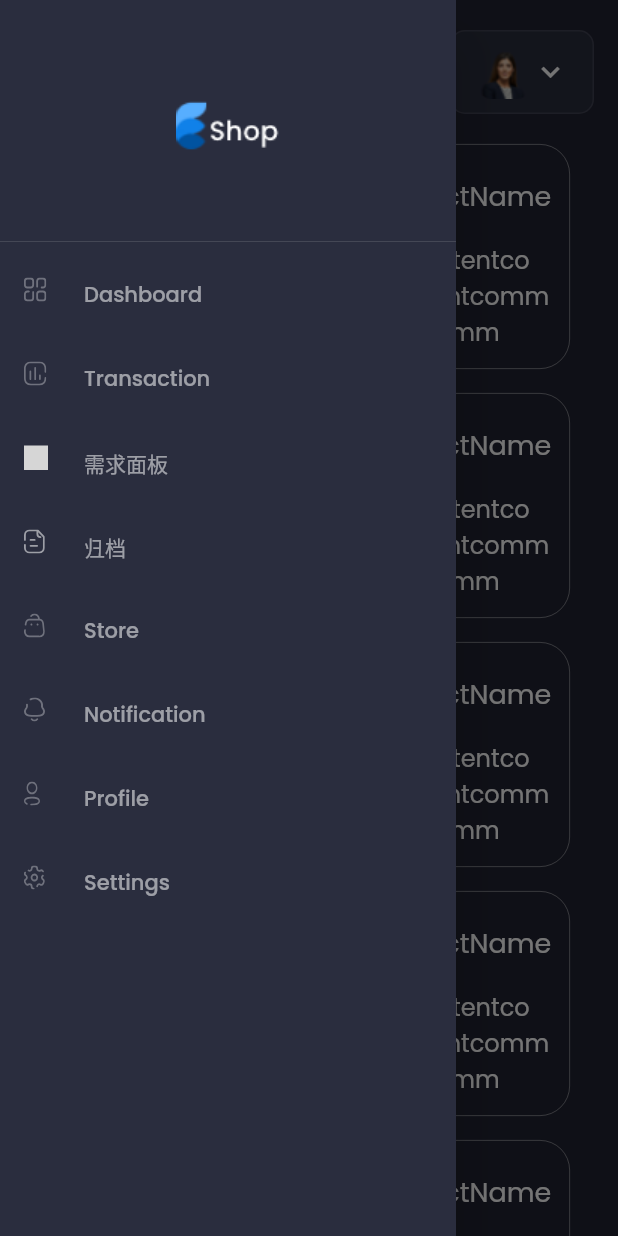
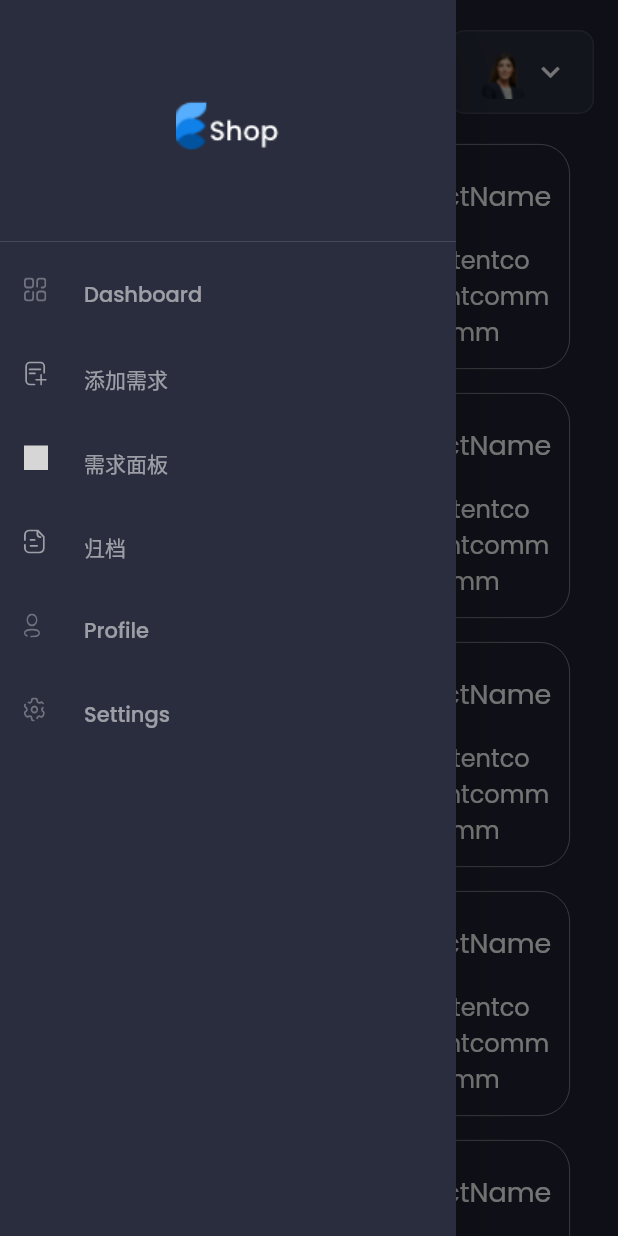
Before and after one commit to wacr2008/flutter_project_manager, a Flutter app: the screen it shows after launch, with the side drawer open, on a phone screen of 412 x 824 dp. Run offline on Flutter 3.47's test engine with Material 2 defaults, Android fonts, the phone set to English and light mode, and no system bars; our stand-ins replace data_table_2, fl_chart, flutter_staggered_animations, flutter_svg, get, google_fonts and 2 more; missing offline and left inert: flutter_animated_button; project files that could hold a hidden picture were left out; grey boxes are pictures that could not be loaded.

Commit message:
精简侧边栏

```diff
--- a/lib/view/main/main_screen.dart
+++ b/lib/view/main/main_screen.dart
@@ -1,5 +1,6 @@
 import 'package:admin/controllers/menu_controller.dart';
 import 'package:admin/utils/responsive.dart';
+import 'package:admin/view/add_demand/AddDemandView.dart';
 import 'package:admin/view/demand_board/my_demand_board_view.dart';
 import 'package:admin/view/log/log_view.dart';
 
@@ -44,6 +45,7 @@ class MainScreenLogic extends GetxController{
   RxInt selectedItem = 0.obs;
   final List<Widget> list = [
     LogPage(),
+    AddDemandPage(),
     MyDemandBoardPage()
     // TODO: add here
   ];
@@ -80,33 +82,22 @@ class SideMenu extends StatelessWidget {
             },
           ),
           DrawerListTile(
-            title: "Transaction",
-            svgSrc: "assets/icons/menu_tran.svg",
+            title: "添加需求",
+            svgSrc: "assets/icons/menu_add_demand.svg",
             press: () {
+              mainScreenController.selectedItem.value = 1;
             },
           ),
           DrawerListTile(
             title: "需求面板",
             svgSrc: "icons/menu_developing.svg",
             press: () {
-              mainScreenController.selectedItem.value = 1;
+              mainScreenController.selectedItem.value = 2;
             },
           ),
           DrawerListTile(
             title: "归档",
             svgSrc: "assets/icons/menu_doc.svg",
-            press: () {
-            },
-          ),
-          DrawerListTile(
-            title: "Store",
-            svgSrc: "assets/icons/menu_store.svg",
-            press: () {
-            },
-          ),
-          DrawerListTile(
-            title: "Notification",
-            svgSrc: "assets/icons/menu_notification.svg",
             press: () {
             },
           ),
```
Also changed, not shown: assets/icons/menu_add_demand.svg, pubspec.lock.
